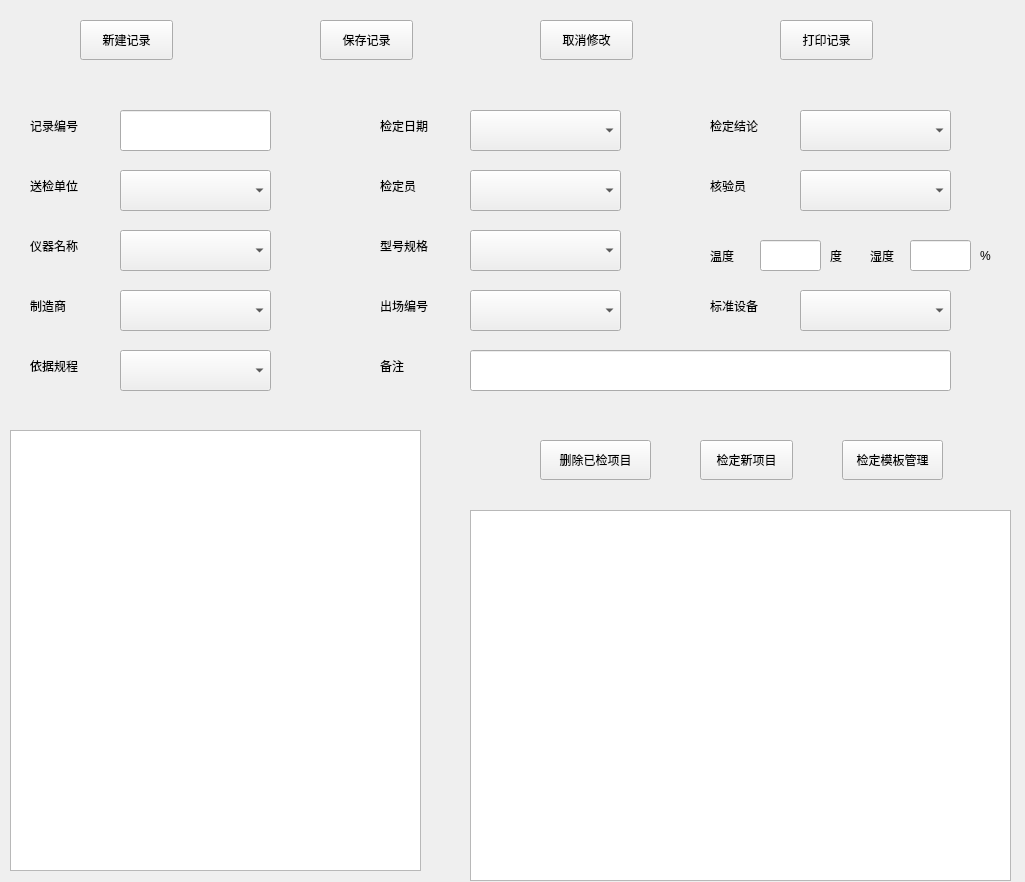
First picture: the form in frminspect/frminspectcheck.ui, repository richardzjq/instrument_correction, before the edit.
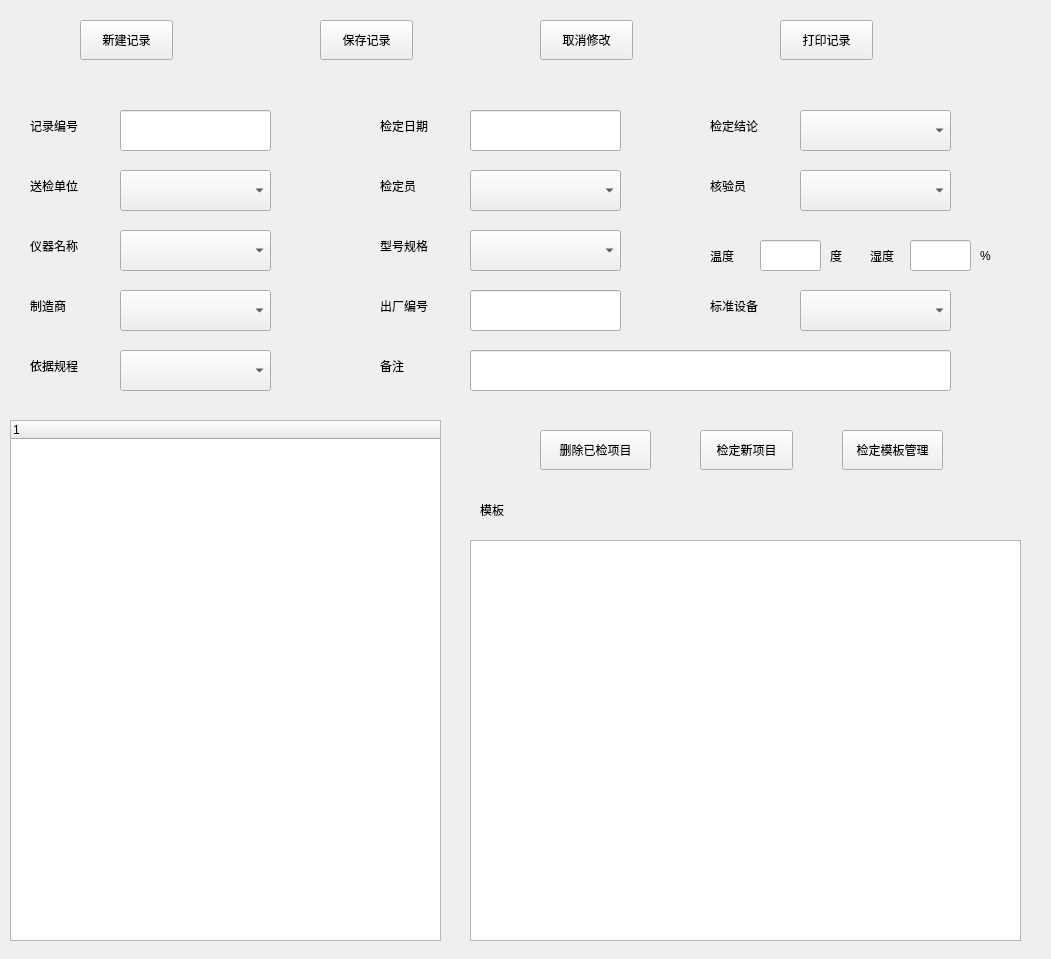
Second picture: the form after the edit.

Commit message: add inpsect check UI

```diff
--- a/frminspect/frminspectcheck.ui
+++ b/frminspect/frminspectcheck.ui
@@ -6,23 +6,13 @@
    <rect>
     <x>0</x>
     <y>0</y>
-    <width>1025</width>
-    <height>882</height>
+    <width>1051</width>
+    <height>959</height>
    </rect>
   </property>
   <property name="windowTitle">
    <string>Form</string>
   </property>
-  <widget class="QTableView" name="tableView_selected_template">
-   <property name="geometry">
-    <rect>
-     <x>470</x>
-     <y>510</y>
-     <width>541</width>
-     <height>371</height>
-    </rect>
-   </property>
-  </widget>
   <widget class="QWidget" name="widget_filter" native="true">
    <property name="geometry">
     <rect>
@@ -32,16 +22,6 @@
      <height>321</height>
     </rect>
    </property>
-   <widget class="QComboBox" name="comboBox_inspected_date">
-    <property name="geometry">
-     <rect>
-      <x>460</x>
-      <y>20</y>
-      <width>151</width>
-      <height>41</height>
-     </rect>
-    </property>
-   </widget>
    <widget class="QLabel" name="label_inspected_date">
     <property name="geometry">
      <rect>
@@ -301,7 +281,7 @@
      </rect>
     </property>
     <property name="text">
-     <string>出场编号</string>
+     <string>出厂编号</string>
     </property>
    </widget>
    <widget class="QComboBox" name="comboBox_standard_device">
@@ -324,16 +304,6 @@
      </rect>
     </property>
    </widget>
-   <widget class="QComboBox" name="comboBox_manufact_number">
-    <property name="geometry">
-     <rect>
-      <x>460</x>
-      <y>200</y>
-      <width>151</width>
-      <height>41</height>
-     </rect>
-    </property>
-   </widget>
    <widget class="QLabel" name="label_refered_rule">
     <property name="geometry">
      <rect>
@@ -380,6 +350,26 @@
      <string>备注</string>
     </property>
    </widget>
+   <widget class="QLineEdit" name="lineEdit_inspect_date">
+    <property name="geometry">
+     <rect>
+      <x>460</x>
+      <y>20</y>
+      <width>151</width>
+      <height>41</height>
+     </rect>
+    </property>
+   </widget>
+   <widget class="QLineEdit" name="lineEdit_manufacted_number">
+    <property name="geometry">
+     <rect>
+      <x>460</x>
+      <y>200</y>
+      <width>151</width>
+      <height>41</height>
+     </rect>
+    </property>
+   </widget>
   </widget>
   <widget class="QWidget" name="widget_btn" native="true">
    <property name="geometry">
@@ -490,30 +480,20 @@
     </rect>
    </property>
   </widget>
-  <widget class="QTreeView" name="treeView_inspected_project">
-   <property name="geometry">
-    <rect>
-     <x>10</x>
-     <y>430</y>
-     <width>411</width>
-     <height>441</height>
-    </rect>
-   </property>
-  </widget>
-  <widget class="QWidget" name="widget" native="true">
+  <widget class="QWidget" name="widget_btn_project" native="true">
    <property name="geometry">
     <rect>
      <x>470</x>
      <y>420</y>
      <width>541</width>
-     <height>71</height>
+     <height>61</height>
     </rect>
    </property>
    <widget class="QPushButton" name="btn_delete_inspected_project">
     <property name="geometry">
      <rect>
       <x>70</x>
-      <y>20</y>
+      <y>10</y>
       <width>111</width>
       <height>40</height>
      </rect>
@@ -532,7 +512,7 @@
     <property name="geometry">
      <rect>
       <x>230</x>
-      <y>20</y>
+      <y>10</y>
       <width>93</width>
       <height>40</height>
      </rect>
@@ -551,7 +531,7 @@
     <property name="geometry">
      <rect>
       <x>372</x>
-      <y>20</y>
+      <y>10</y>
       <width>101</width>
       <height>40</height>
      </rect>
@@ -567,6 +547,54 @@
     </property>
    </widget>
   </widget>
+  <widget class="QWidget" name="widget_label" native="true">
+   <property name="geometry">
+    <rect>
+     <x>470</x>
+     <y>489</y>
+     <width>541</width>
+     <height>41</height>
+    </rect>
+   </property>
+   <widget class="QLabel" name="label_selected_template">
+    <property name="geometry">
+     <rect>
+      <x>10</x>
+      <y>10</y>
+      <width>511</width>
+      <height>21</height>
+     </rect>
+    </property>
+    <property name="text">
+     <string>模板</string>
+    </property>
+   </widget>
+  </widget>
+  <widget class="QTableWidget" name="tableWidget_inspect_result">
+   <property name="geometry">
+    <rect>
+     <x>470</x>
+     <y>540</y>
+     <width>551</width>
+     <height>401</height>
+    </rect>
+   </property>
+  </widget>
+  <widget class="QTreeWidget" name="treeWidget_inpsected_project">
+   <property name="geometry">
+    <rect>
+     <x>10</x>
+     <y>420</y>
+     <width>431</width>
+     <height>521</height>
+    </rect>
+   </property>
+   <column>
+    <property name="text">
+     <string notr="true">1</string>
+    </property>
+   </column>
+  </widget>
  </widget>
  <resources/>
  <connections/>
```
The commit also changes 5 other files.
